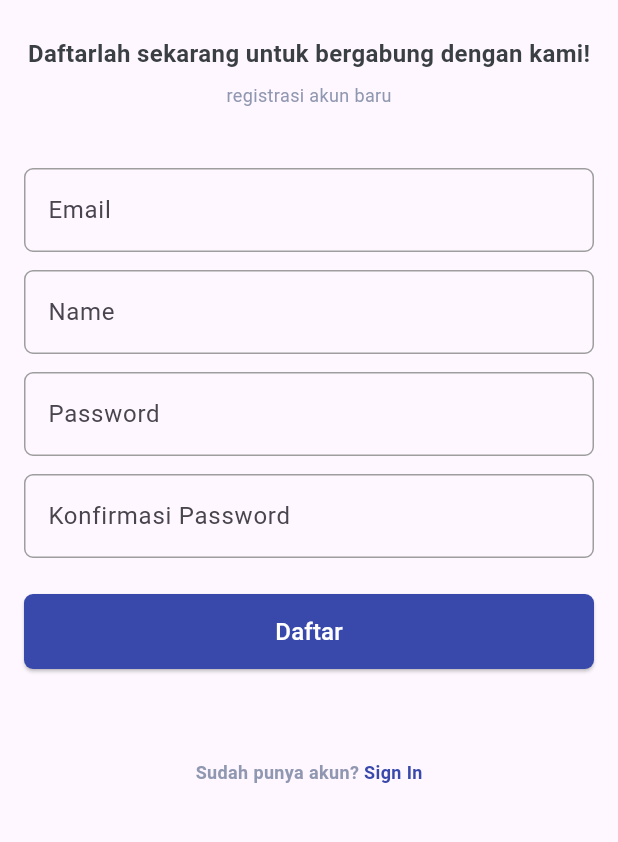
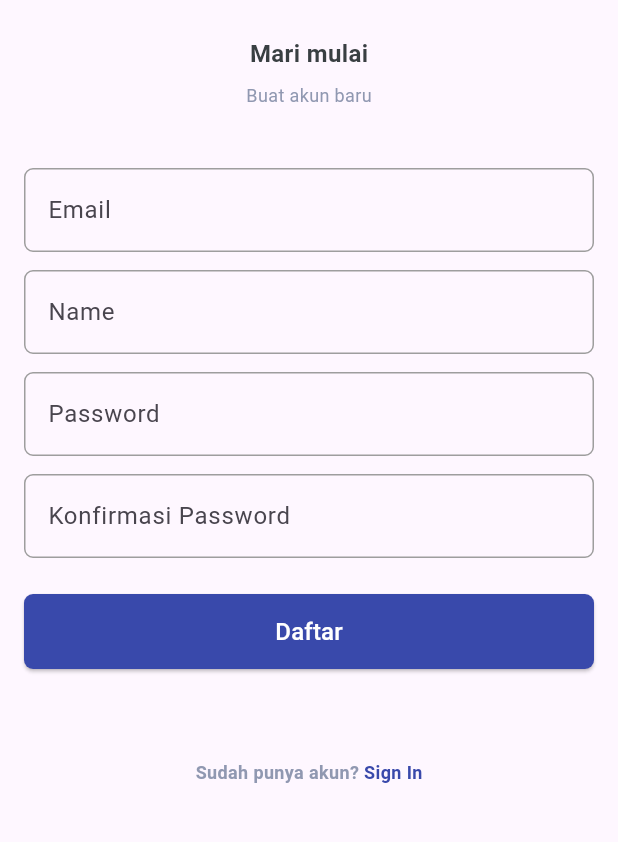
Before and after one commit to habibani/FIC9-ECOMMERCE-APP, a Flutter app: the RegisterPage screen opened directly, on a phone screen of 412 x 824 dp, the part 294-1136 px from its top. Run offline on Flutter 3.47's test engine with Material 3 defaults, Android fonts, the phone set to English and light mode, and no system bars; our stand-ins replace bloc, dartz, flutter_bloc, freezed_annotation.

Commit message:
integration api register

```diff
--- a/lib/common/constants/images.dart
+++ b/lib/common/constants/images.dart
@@ -1,53 +1,9 @@
-class Images {
+class Images{
   static const String logo = 'assets/images/logo.png';
 
+  //iconHome
   static const String iconHome = 'assets/icons/Home.png';
-
-  //icon search
   static const String iconSearch = 'assets/icons/Search.png';
-
-  //icon cart
   static const String iconCart = 'assets/icons/Cart.png';
-  static const String iconBag = 'assets/icons/Bag.png';
-  static const String iconLocation = 'assets/icons/Location.png';
-
-  //icon message
-  static const String iconMessage = 'assets/icons/Message.png';
-
-  //icon password
-  static const String iconPassword = 'assets/icons/Password.png';
-
-  //icon phone
-  static const String iconPhone = 'assets/icons/Phone.png';
-
-  //icon user
   static const String iconUser = 'assets/icons/User.png';
-
-  static const String product1 = 'assets/images/product1.png';
-  static const String product2 = 'assets/images/product2.png';
-  static const String product3 = 'assets/images/product3.png';
-  static const String product4 = 'assets/images/product4.png';
-
-  // AssetGenImage get recomendedProductBanner =>
-  //     const AssetGenImage('assets/images/Recomended Product Banner.png');
-
-  static const String recomendedProductBanner =
-      'assets/images/RecomendedProductBanner.png';
-
-  //icon buy
-  static const String iconBuy = 'assets/icons/Buy.png';
-
-  //icon notificationHome
-  static const String iconNotificationHome =
-      'assets/icons/NotificationHome.png';
-
-  //images fashion1
-  static const String fashion1 = 'assets/images/fashion1.png';
-  static const String fashion2 = 'assets/images/fashion2.png';
-  static const String fashion3 = 'assets/images/fashion3.png';
-
-  //icons.more
-  static const String more = 'assets/images/more.png';
-
-  static const String iconTrash = 'assets/icons/Trash.png';
 }
--- a/lib/common/constants/variables.dart
+++ b/lib/common/constants/variables.dart
@@ -1,4 +1,3 @@
 class Variables {
-  static const String baseUrl =
-      'https://1c79-114-124-243-247.ngrok-free.app'; //localhost with ngrok
+  static const String baseUrl = 'https://fic9.flutterdev.my.id';
 }
--- a/lib/data/datasources/auth_remote_datasource.dart
+++ b/lib/data/datasources/auth_remote_datasource.dart
@@ -1,8 +1,8 @@
+import 'package:dartz/dartz.dart';
 import 'package:flutter_fic9_ecommerce_app/common/constants/variables.dart';
 import 'package:flutter_fic9_ecommerce_app/data/models/requests/login_request_model.dart';
 import 'package:flutter_fic9_ecommerce_app/data/models/requests/register_request_model.dart';
 import 'package:flutter_fic9_ecommerce_app/data/models/responses/auth_response_model.dart';
-import 'package:dartz/dartz.dart';
 import 'package:http/http.dart' as http;
 
 class AuthRemoteDatasource {
--- /dev/null
+++ b/lib/presentation/auth/bloc/login/login_event.dart
@@ -0,0 +1,9 @@
+part of 'login_bloc.dart';
+
+@freezed
+class LoginEvent with _$LoginEvent {
+  const factory LoginEvent.started() = _Started;
+  const factory LoginEvent.login(
+    LoginRequestModel? data,
+  ) = _Login;
+}
--- /dev/null
+++ b/lib/presentation/auth/bloc/login/login_state.dart
@@ -0,0 +1,9 @@
+part of 'login_bloc.dart';
+
+@freezed
+class LoginState with _$LoginState {
+  const factory LoginState.initial() = _Initial;
+  const factory LoginState.loading() = _Loading;
+  const factory LoginState.error(String message) = _Error;
+  const factory LoginState.success(AuthResponseModel data) = _Success;
+}
--- a/lib/presentation/auth/bloc/register/register_bloc.dart
+++ b/lib/presentation/auth/bloc/register/register_bloc.dart
@@ -1,8 +1,9 @@
-import 'package:flutter_bloc/flutter_bloc.dart';
+import 'package:bloc/bloc.dart';
 import 'package:flutter_fic9_ecommerce_app/data/datasources/auth_remote_datasource.dart';
 import 'package:flutter_fic9_ecommerce_app/data/models/requests/register_request_model.dart';
-import 'package:flutter_fic9_ecommerce_app/data/models/responses/auth_response_model.dart';
 import 'package:freezed_annotation/freezed_annotation.dart';
+
+import '../../../../data/models/responses/auth_response_model.dart';
 
 part 'register_event.dart';
 part 'register_state.dart';
--- a/lib/presentation/auth/register_page.dart
+++ b/lib/presentation/auth/register_page.dart
@@ -1,13 +1,15 @@
 import 'package:flutter/material.dart';
 import 'package:flutter_bloc/flutter_bloc.dart';
-import 'package:flutter_fic9_ecommerce_app/common/components/button.dart';
-import 'package:flutter_fic9_ecommerce_app/common/components/custom_text_field.dart';
-import 'package:flutter_fic9_ecommerce_app/common/components/spaces.dart';
-import 'package:flutter_fic9_ecommerce_app/common/constants/colors.dart';
-import 'package:flutter_fic9_ecommerce_app/common/constants/images.dart';
 import 'package:flutter_fic9_ecommerce_app/data/models/requests/register_request_model.dart';
 import 'package:flutter_fic9_ecommerce_app/presentation/auth/bloc/register/register_bloc.dart';
 import 'package:flutter_fic9_ecommerce_app/presentation/auth/login_page.dart';
+import 'package:flutter_fic9_ecommerce_app/presentation/home/dashboard_page.dart';
+
+import '../../common/components/button.dart';
+import '../../common/components/custom_text_field.dart';
+import '../../common/components/spaces.dart';
+import '../../common/constants/colors.dart';
+import '../../common/constants/images.dart';
 
 class RegisterPage extends StatefulWidget {
   const RegisterPage({super.key});
@@ -48,7 +50,7 @@ class _RegisterPageState extends State<RegisterPage> {
           const SpaceHeight(24.0),
           const Center(
             child: Text(
-              "Daftarlah sekarang untuk bergabung dengan kami!",
+              "Mari mulai",
               style: TextStyle(
                 fontSize: 16,
                 fontWeight: FontWeight.w700,
@@ -59,7 +61,7 @@ class _RegisterPageState extends State<RegisterPage> {
           const SpaceHeight(8.0),
           const Center(
             child: Text(
-              "registrasi akun baru",
+              "Buat akun baru",
               style: TextStyle(
                 fontSize: 12,
                 fontWeight: FontWeight.w400,
--- a/lib/presentation/auth/splash_page.dart
+++ b/lib/presentation/auth/splash_page.dart
@@ -1,6 +1,7 @@
 import 'package:flutter/material.dart';
-import 'package:flutter_fic9_ecommerce_app/common/constants/images.dart';
-import 'package:flutter_fic9_ecommerce_app/presentation/auth/login_page.dart';
+
+import '../../common/constants/images.dart';
+import 'login_page.dart';
 
 class SplashPage extends StatefulWidget {
   const SplashPage({super.key});
```
Also changed, not shown: lib/data/models/requests/register_request_model.dart (+13 -7 lines), lib/main.dart (+12 -3 lines), lib/presentation/auth/bloc/login/login_bloc.dart (added, +23 -0 lines), lib/presentation/auth/login_page.dart (+52 -14 lines), lib/presentation/home/dashboard_page.dart (+6 -2 lines), lib/presentation/auth/bloc/login/login_bloc.freezed.dart (added).
